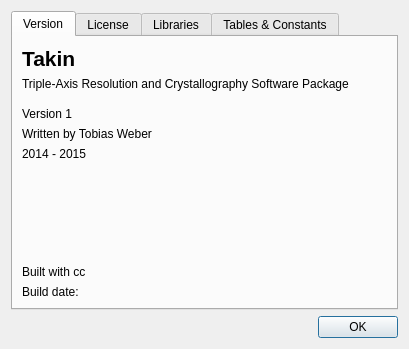
Before: the Qt Designer form ui/about.ui in tweber-ill/frm_mirror-takin1, drawn with Qt 5.
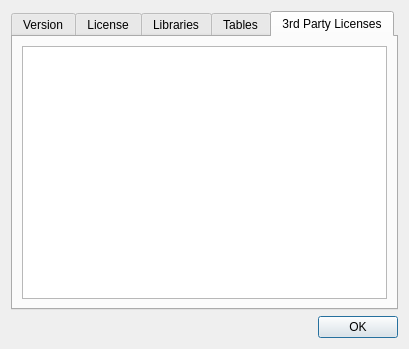
After: the same form once the commit is applied. The open tabs and pages were chosen to show the change.

Commit message: updated license infos for externals

```diff
--- a/ui/about.ui
+++ b/ui/about.ui
@@ -152,7 +152,7 @@
      </widget>
      <widget class="QWidget" name="tab_4">
       <attribute name="title">
-       <string>Tables &amp;&amp; Constants</string>
+       <string>Tables</string>
       </attribute>
       <layout class="QGridLayout" name="gridLayout_5">
        <item row="0" column="0">
@@ -167,6 +167,23 @@
        </item>
       </layout>
      </widget>
+     <widget class="QWidget" name="tab_5">
+      <attribute name="title">
+       <string>3rd Party Licenses</string>
+      </attribute>
+      <layout class="QGridLayout" name="gridLayout_6">
+       <item row="0" column="0">
+        <widget class="QPlainTextEdit" name="editAllLicenses">
+         <property name="lineWrapMode">
+          <enum>QPlainTextEdit::NoWrap</enum>
+         </property>
+         <property name="readOnly">
+          <bool>true</bool>
+         </property>
+        </widget>
+       </item>
+      </layout>
+     </widget>
     </widget>
    </item>
    <item row="1" column="0">
```
The commit also changes 4 other files.
